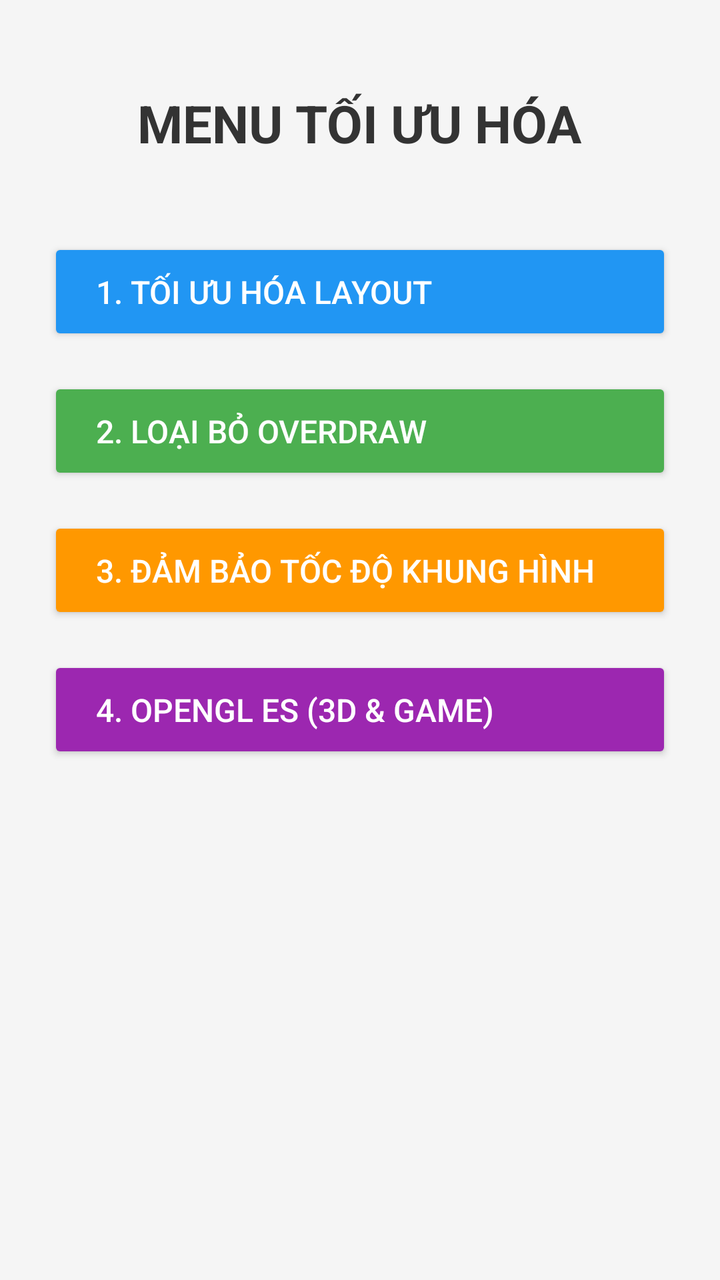
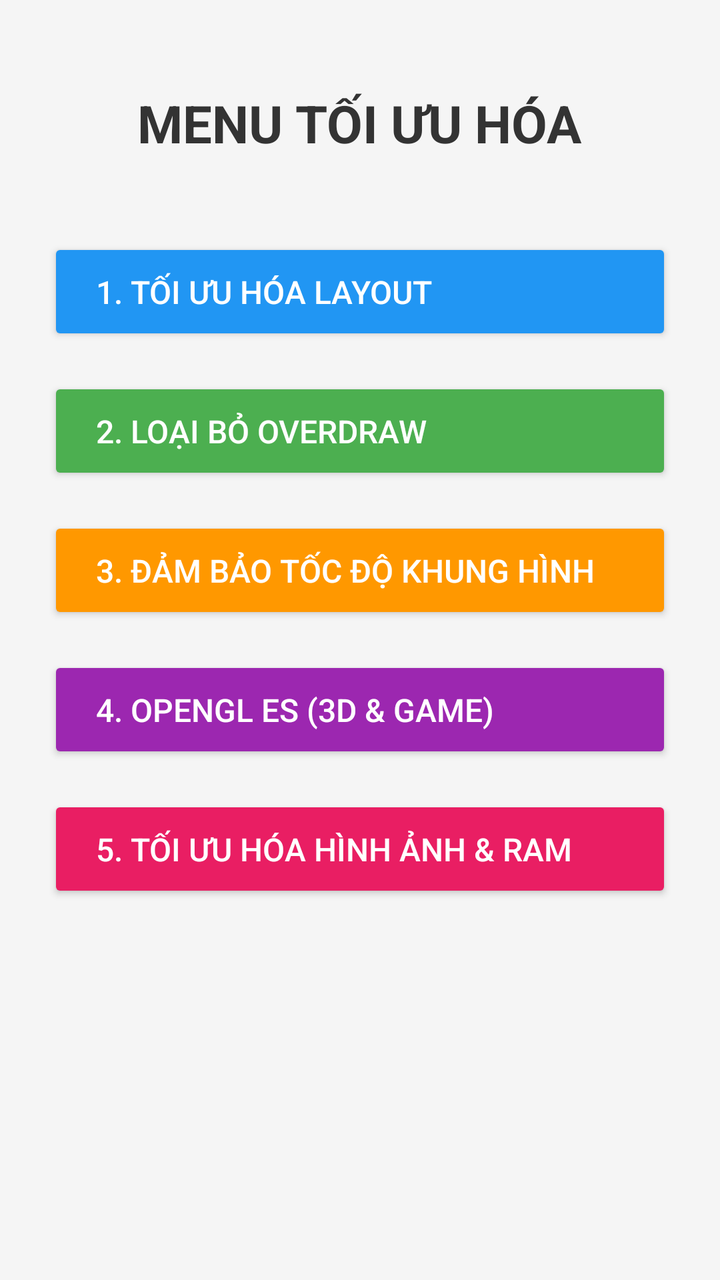

An Android layout rendered at two revisions. The XML below is the earlier revision; the diff shows what the commit changed to produce the second picture.
<!-- AndroidManifest.xml: application theme Theme.Optimization -->
<!-- res/layout/activity_menu.xml -->
<?xml version="1.0" encoding="utf-8"?>
<LinearLayout xmlns:android="http://schemas.android.com/apk/res/android"
    android:layout_width="match_parent"
    android:layout_height="match_parent"
    android:orientation="vertical"
    android:padding="24dp"
    android:gravity="center_horizontal"
    android:background="#F5F5F5">

    <TextView
        android:layout_width="wrap_content"
        android:layout_height="wrap_content"
        android:text="MENU TỐI ƯU HÓA"
        android:textSize="26sp"
        android:textStyle="bold"
        android:textColor="#333333"
        android:layout_marginBottom="40dp"
        android:layout_marginTop="20dp"/>

    <Button
        android:id="@+id/btnLayoutOpt"
        android:layout_width="match_parent"
        android:layout_height="wrap_content"
        android:text="1. Tối ưu hóa Layout"
        android:textSize="16sp"
        android:gravity="start|center_vertical"
        android:paddingStart="24dp"
        android:paddingEnd="16dp"
        android:paddingTop="16dp"
        android:paddingBottom="16dp"
        android:backgroundTint="#2196F3"
        android:textColor="#FFFFFF"
        android:layout_marginBottom="16dp"/>

    <Button
        android:id="@+id/btnOverdraw"
        android:layout_width="match_parent"
        android:layout_height="wrap_content"
        android:text="2. Loại bỏ Overdraw"
        android:textSize="16sp"
        android:gravity="start|center_vertical"
        android:paddingStart="24dp"
        android:paddingEnd="16dp"
        android:paddingTop="16dp"
        android:paddingBottom="16dp"
        android:backgroundTint="#4CAF50"
        android:textColor="#FFFFFF"
        android:layout_marginBottom="16dp"/>

    <Button
        android:id="@+id/btnJank"
        android:layout_width="match_parent"
        android:layout_height="wrap_content"
        android:text="3. Đảm bảo tốc độ khung hình"
        android:textSize="16sp"
        android:gravity="start|center_vertical"
        android:paddingStart="24dp"
        android:paddingEnd="16dp"
        android:paddingTop="16dp"
        android:paddingBottom="16dp"
        android:backgroundTint="#FF9800"
        android:textColor="#FFFFFF"
        android:layout_marginBottom="16dp"/>

    <Button
        android:id="@+id/btnOpenGL"
        android:layout_width="match_parent"
        android:layout_height="wrap_content"
        android:text="4. OpenGL ES (3D &amp; Game)"
        android:textSize="16sp"
        android:gravity="start|center_vertical"
        android:paddingStart="24dp"
        android:paddingEnd="16dp"
        android:paddingTop="16dp"
        android:paddingBottom="16dp"
        android:backgroundTint="#9C27B0"
        android:textColor="#FFFFFF"/>

</LinearLayout>
<!-- resources referenced by this layout -->
<resources>
  <style name="Theme.Optimization" parent="Base.Theme.Optimization" />
  <style name="Base.Theme.Optimization" parent="Theme.Material3.DayNight.NoActionBar">
          
          
      </style>
</resources>

<!-- the commit's change to res/layout/activity_menu.xml (unified diff, before → after) -->
@@ -74,6 +74,21 @@
         android:paddingTop="16dp"
         android:paddingBottom="16dp"
         android:backgroundTint="#9C27B0"
+        android:textColor="#FFFFFF"
+        android:layout_marginBottom="16dp"/>
+
+    <Button
+        android:id="@+id/btnImageOpt"
+        android:layout_width="match_parent"
+        android:layout_height="wrap_content"
+        android:text="5. Tối ưu hóa Hình ảnh &amp; RAM"
+        android:textSize="16sp"
+        android:gravity="start|center_vertical"
+        android:paddingStart="24dp"
+        android:paddingEnd="16dp"
+        android:paddingTop="16dp"
+        android:paddingBottom="16dp"
+        android:backgroundTint="#E91E63"
         android:textColor="#FFFFFF"/>
 
 </LinearLayout>
